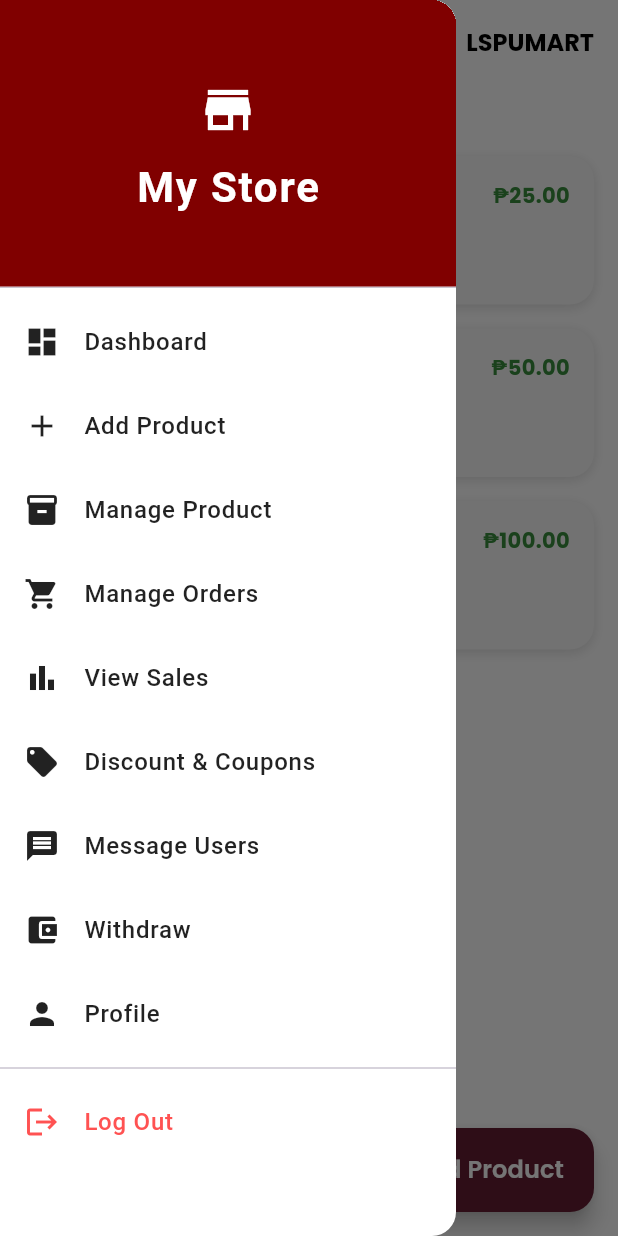
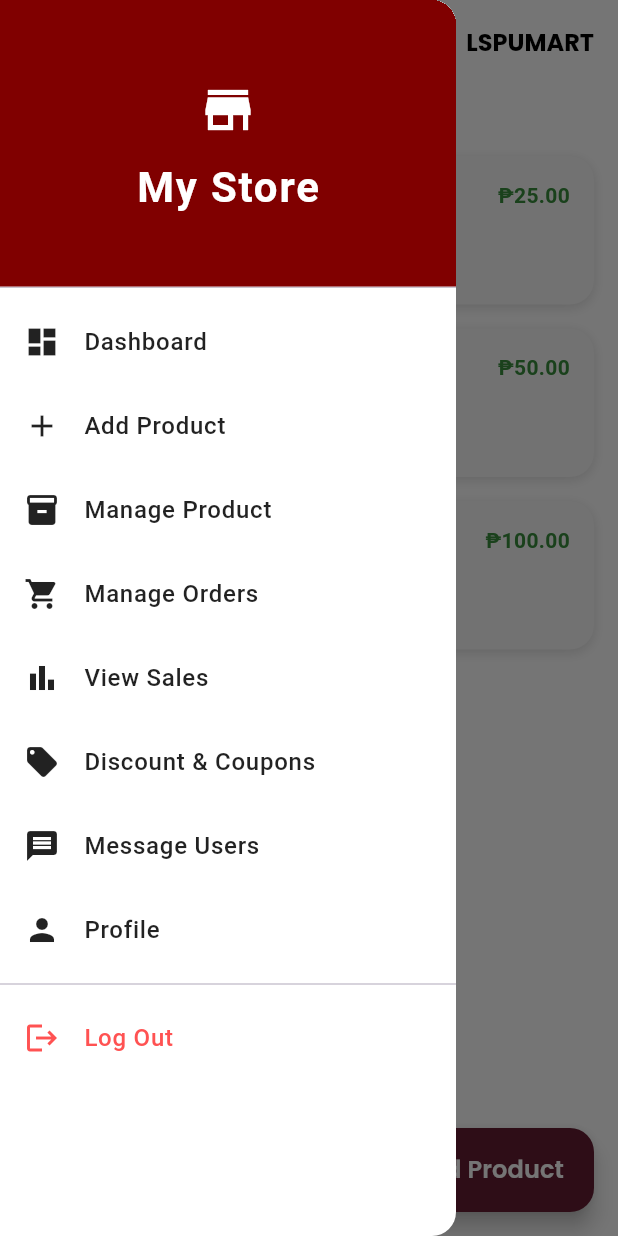
Before and after one commit to umali928/Project, a Flutter app: the AddProductList screen opened directly, with the side drawer open, on a phone screen of 412 x 824 dp. Run offline on Flutter 3.47's test engine with Material 3 defaults, Android fonts, the phone set to English and light mode, and no system bars; our stand-ins replace cloud_firestore, firebase_auth, firebase_core, google_fonts, image_picker, lucide_icons and 1 more; accounts and stored records are empty.

Commit message:
add some changes

```diff
--- a/lib/AddProductList.dart
+++ b/lib/AddProductList.dart
@@ -140,7 +140,7 @@ class AddProductList extends StatelessWidget {
                               ),
                             ),
                             Text(product['price'],
-                                style: GoogleFonts.poppins(
+                                style: GoogleFonts.roboto(
                                   fontSize: isLargeScreen ? 16 : 14,
                                   fontWeight: FontWeight.bold,
                                   color: Colors.green[700],
--- a/lib/navigation_drawer.dart
+++ b/lib/navigation_drawer.dart
@@ -51,8 +51,6 @@ class NavigationDrawer extends StatelessWidget {
                 DrawerItem(icon: Icons.bar_chart, text: "View Sales"),
                 DrawerItem(icon: Icons.local_offer, text: "Discount & Coupons"),
                 DrawerItem(icon: Icons.message, text: "Message Users"),
-                DrawerItem(
-                    icon: Icons.account_balance_wallet, text: "Withdraw"),
                 DrawerItem(icon: Icons.person, text: "Profile"),
                 Divider(),
                 DrawerItem(icon: Icons.logout, text: "Log Out", isLogout: true),
```
